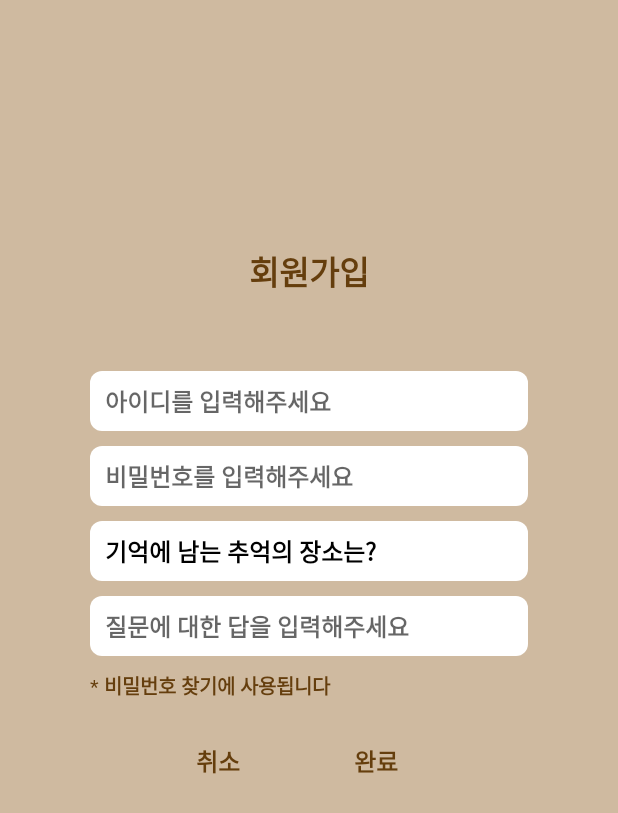
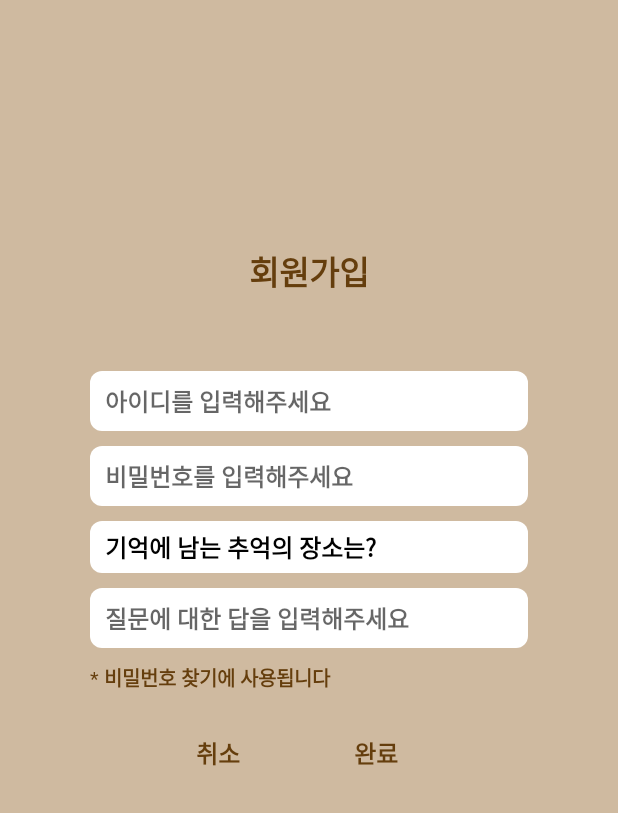
Before and after one commit to imcodding/thank_diary_android, an Android app: the SignUpActivity screen opened directly, with no data from a screen before it, on a phone screen of 412 x 824 dp. Shown: the top 813 px of the screen. Run offline under Robolectric (Android 15) with nearby library versions, the phone set to English and light mode, and no system bars; our stand-ins replace Firebase (no records; nobody signed in at launch, a user with empty details on screens opened directly).

Commit message:
회원가입 수정
- 아이디 중복 체크에 따른 처리 변경

```diff
--- a/thankDiary/app/src/main/java/com/mia/thankdiary/src/signup/service/SignUpService.java
+++ b/thankDiary/app/src/main/java/com/mia/thankdiary/src/signup/service/SignUpService.java
@@ -26,11 +26,11 @@ public class SignUpService {
         getDatabaseReference().child("users").child(userId).addListenerForSingleValueEvent(new ValueEventListener() {
             @Override
             public void onDataChange(@NonNull DataSnapshot snapshot) {
-                if(snapshot.getValue() != null) {
-                    signUpActivityView.checkIdSuccess(FAILURE_CODE);
+                if(snapshot.getValue() == null) {
+                    signUpActivityView.checkIdSuccess(SUCCESS_CODE);
                     return;
                 }
-                signUpActivityView.checkIdSuccess(SUCCESS_CODE);
+                signUpActivityView.checkIdSuccess(FAILURE_CODE);
             }
 
             @Override
--- a/thankDiary/app/src/main/res/layout/activity_sign_up.xml
+++ b/thankDiary/app/src/main/res/layout/activity_sign_up.xml
@@ -40,13 +40,14 @@
         android:layout_marginTop="@dimen/input_box_margin_top"
         android:background="@drawable/bg_input_box"
         android:hint="@string/sign_up_pw_hint"
+        android:inputType="textPassword"
         android:paddingHorizontal="@dimen/input_box_padding_horizontal"
         app:layout_constraintTop_toBottomOf="@+id/sign_up_et_id" />
 
     <Spinner
         android:id="@+id/sign_up_spinner_question"
         android:layout_width="match_parent"
-        android:layout_height="@dimen/input_box_height"
+        android:layout_height="wrap_content"
         android:layout_marginHorizontal="@dimen/input_box_margin_horizontal"
         android:layout_marginTop="@dimen/input_box_margin_top"
         android:background="@drawable/bg_input_box"
@@ -61,6 +62,7 @@
         android:layout_marginTop="@dimen/input_box_margin_top"
         android:background="@drawable/bg_input_box"
         android:hint="@string/sign_up_question_hint"
+        android:inputType="text"
         android:paddingHorizontal="@dimen/input_box_padding_horizontal"
         app:layout_constraintTop_toBottomOf="@+id/sign_up_spinner_question" />
 
```
Also changed, not shown: thankDiary/app/src/main/java/com/mia/thankdiary/src/signup/SignUpActivity.java (+33 -2 lines).
